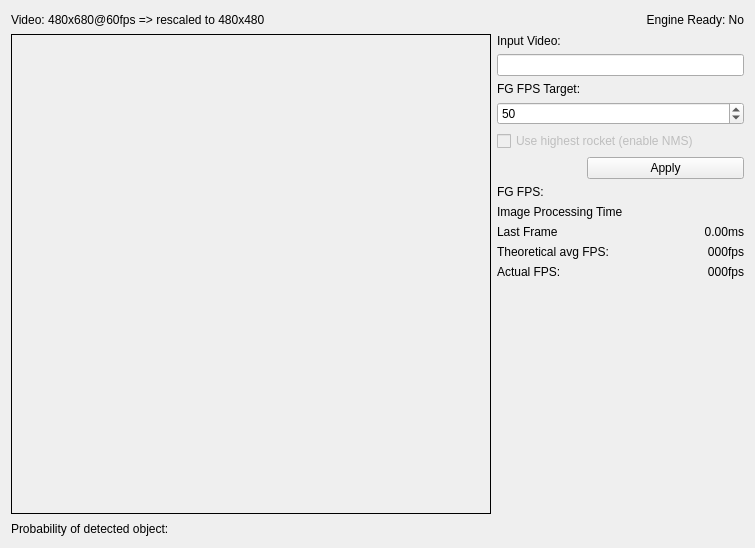
First picture: the form in src/evaluator_gui_form.ui, repository DavidBaldsiefen/rocket_tracker, before the edit.
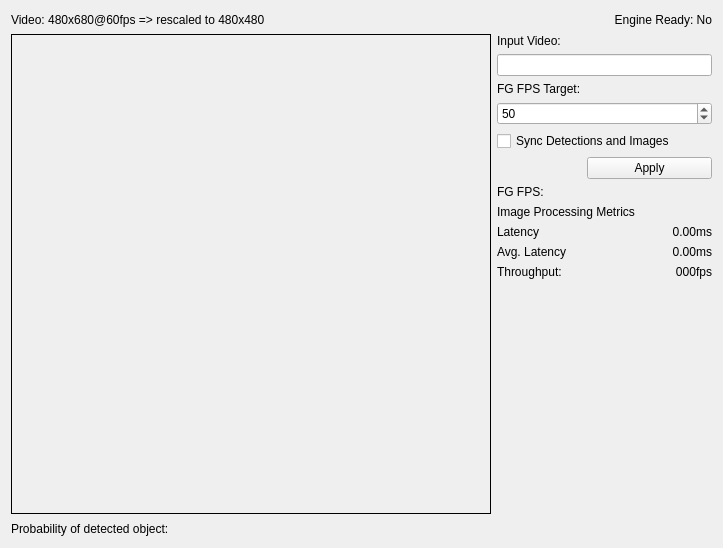
Second picture: the form after the edit.

What changed in the file:
```diff
--- a/src/evaluator_gui_form.ui
+++ b/src/evaluator_gui_form.ui
@@ -6,7 +6,7 @@
    <rect>
     <x>0</x>
     <y>0</y>
-    <width>755</width>
+    <width>723</width>
     <height>548</height>
    </rect>
   </property>
@@ -121,7 +121,7 @@
           <string/>
          </property>
          <property name="text">
-          <string>Theoretical avg FPS:</string>
+          <string>Avg. Latency</string>
          </property>
         </widget>
        </item>
@@ -135,16 +135,6 @@
          </property>
         </widget>
        </item>
-       <item row="10" column="0">
-        <widget class="QLabel" name="label_8">
-         <property name="toolTip">
-          <string>Limited by FG publishing rate</string>
-         </property>
-         <property name="text">
-          <string>Actual FPS:</string>
-         </property>
-        </widget>
-       </item>
        <item row="10" column="2">
         <widget class="QLabel" name="ip_fps_actual">
          <property name="text">
@@ -158,27 +148,13 @@
        <item row="9" column="2">
         <widget class="QLabel" name="ip_fps_avg">
          <property name="text">
-          <string>000fps</string>
+          <string>0.00ms</string>
          </property>
          <property name="alignment">
           <set>Qt::AlignRight|Qt::AlignTrailing|Qt::AlignVCenter</set>
          </property>
         </widget>
        </item>
-       <item row="7" column="0" colspan="2">
-        <widget class="QLabel" name="label_6">
-         <property name="text">
-          <string>Image Processing Time</string>
-         </property>
-        </widget>
-       </item>
-       <item row="8" column="0">
-        <widget class="QLabel" name="label_2">
-         <property name="text">
-          <string>Last Frame</string>
-         </property>
-        </widget>
-       </item>
        <item row="1" column="0" colspan="3">
         <widget class="QLineEdit" name="videopath"/>
        </item>
@@ -217,16 +193,46 @@
        <item row="4" column="0" colspan="3">
         <widget class="QCheckBox" name="ip_height_filter_cb">
          <property name="enabled">
-          <bool>false</bool>
+          <bool>true</bool>
+         </property>
+         <property name="toolTip">
+          <string>Attempt syncing frames to detections</string>
          </property>
          <property name="text">
-          <string>Use highest rocket (enable NMS)</string>
+          <string>Sync Detections and Images</string>
          </property>
          <property name="tristate">
           <bool>false</bool>
          </property>
         </widget>
        </item>
+       <item row="8" column="0" colspan="2">
+        <widget class="QLabel" name="label_2">
+         <property name="toolTip">
+          <string>Time between framecapture and IP publisher</string>
+         </property>
+         <property name="text">
+          <string>Latency</string>
+         </property>
+        </widget>
+       </item>
+       <item row="10" column="0" colspan="2">
+        <widget class="QLabel" name="label_8">
+         <property name="toolTip">
+          <string>Limited by FG publishing rate</string>
+         </property>
+         <property name="text">
+          <string>Throughput:</string>
+         </property>
+        </widget>
+       </item>
+       <item row="7" column="0" colspan="3">
+        <widget class="QLabel" name="label_6">
+         <property name="text">
+          <string>Image Processing Metrics</string>
+         </property>
+        </widget>
+       </item>
       </layout>
      </item>
      <item row="2" column="0">
```
Left out of the diff: 8 changed lines with no effect on the pictures.
